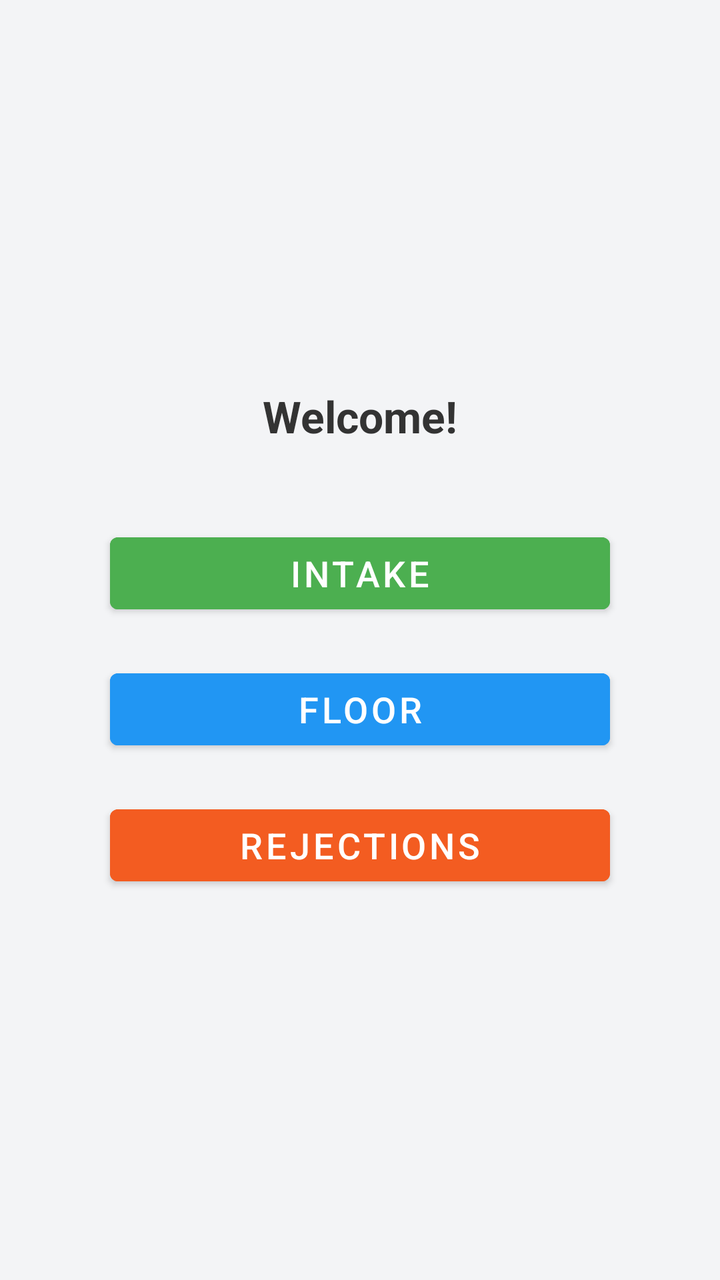
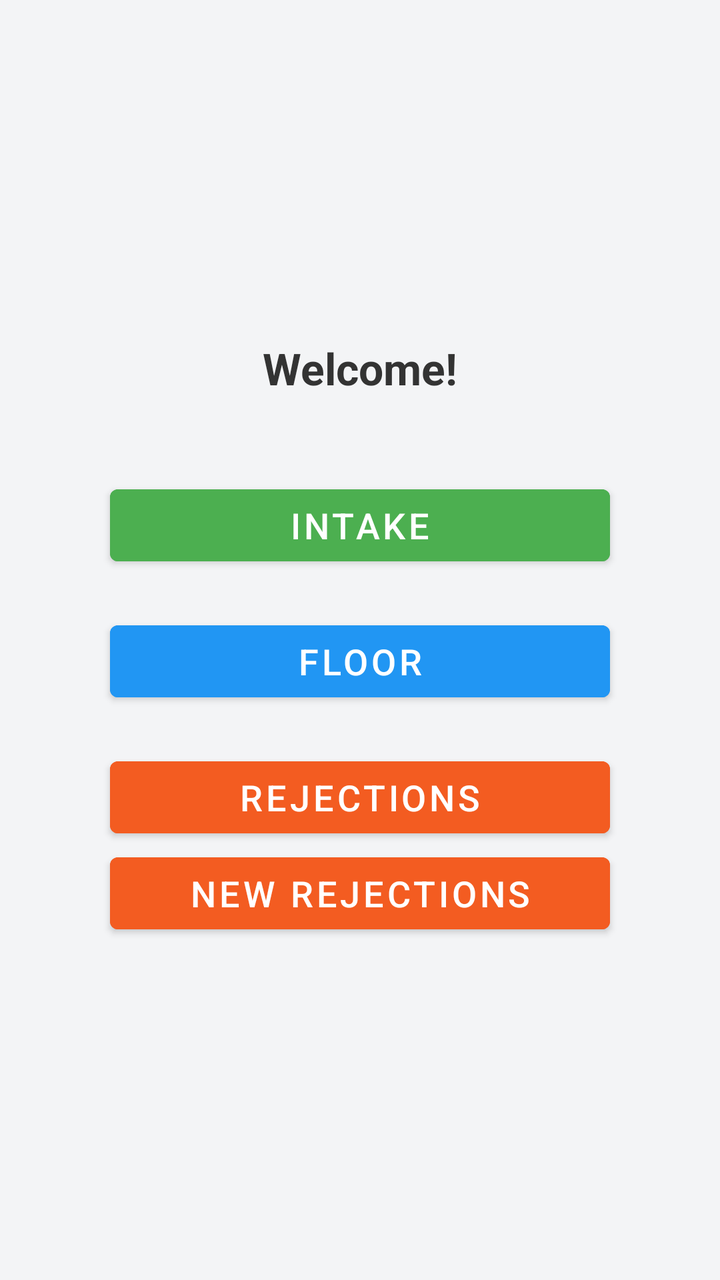

Screens rendered from an Android XML layout before and after an edit, with the pre-edit source and the edit as a unified diff.
<!-- AndroidManifest.xml: application theme Theme.YourApp -->
<!-- res/layout/activity_main_dashboard.xml -->
<?xml version="1.0" encoding="utf-8"?>
<LinearLayout xmlns:android="http://schemas.android.com/apk/res/android"
    android:orientation="vertical"
    android:gravity="center"
    android:background="#F3F4F6"
    android:padding="24dp"
    android:layout_width="match_parent"
    android:layout_height="match_parent">

    <TextView
        android:id="@+id/welcomeText"
        android:text="Welcome!"
        android:textColor="#333333"
        android:textSize="22sp"
        android:textStyle="bold"
        android:layout_marginBottom="40dp"
        android:layout_width="wrap_content"
        android:layout_height="wrap_content" />

    <Button
        android:id="@+id/intakeBtn"
        android:text="Intake"
        android:layout_width="250dp"
        android:layout_height="wrap_content"
        android:backgroundTint="#4CAF50"
        android:textColor="#FFFFFF"
        android:textSize="18sp"
        android:layout_marginBottom="20dp" />

    <Button
        android:id="@+id/floorBtn"
        android:text="Floor"
        android:layout_width="250dp"
        android:layout_height="wrap_content"
        android:backgroundTint="#2196F3"
        android:textColor="#FFFFFF"
        android:textSize="18sp"
        android:layout_marginBottom="20dp"/>

    <Button
        android:id="@+id/qcBtn"
        android:text="REJECTIONS"
        android:layout_width="250dp"
        android:layout_height="wrap_content"
        android:backgroundTint="#F35C21"
        android:textColor="#FFFFFF"
        android:textSize="18sp" />

</LinearLayout>
<!-- resources referenced by this layout -->
<resources>
  <style name="Theme.YourApp" parent="Theme.MaterialComponents.DayNight.NoActionBar">
          
          <item name="colorPrimary">@color/teal_700</item>
          <item name="colorPrimaryVariant">@color/teal_200</item>
          <item name="colorOnPrimary">@android:color/white</item>
  
          
          <item name="colorSecondary">@color/purple_500</item>
          <item name="colorSecondaryVariant">@color/purple_700</item>
          <item name="colorOnSecondary">@android:color/white</item>
  
          
          <item name="android:colorBackground">@color/white</item>
          <item name="colorSurface">@color/white</item>
          <item name="colorOnSurface">@android:color/black</item>
  
          
          <item name="android:statusBarColor">?attr/colorPrimaryVariant</item>
      </style>
  <color name="teal_700">#018786</color>
  <color name="teal_200">#03DAC5</color>
  <color name="purple_500">#6200EE</color>
  <color name="purple_700">#3700B3</color>
  <color name="white">#FFFFFF</color>
</resources>

<!-- the commit's change to res/layout/activity_main_dashboard.xml (unified diff, before → after) -->
@@ -46,4 +46,13 @@
         android:textColor="#FFFFFF"
         android:textSize="18sp" />
 
+    <Button
+        android:id="@+id/qcBtn1"
+        android:text="NEW REJECTIONS"
+        android:layout_width="250dp"
+        android:layout_height="wrap_content"
+        android:backgroundTint="#F35C21"
+        android:textColor="#FFFFFF"
+        android:textSize="18sp" />
+
 </LinearLayout>
